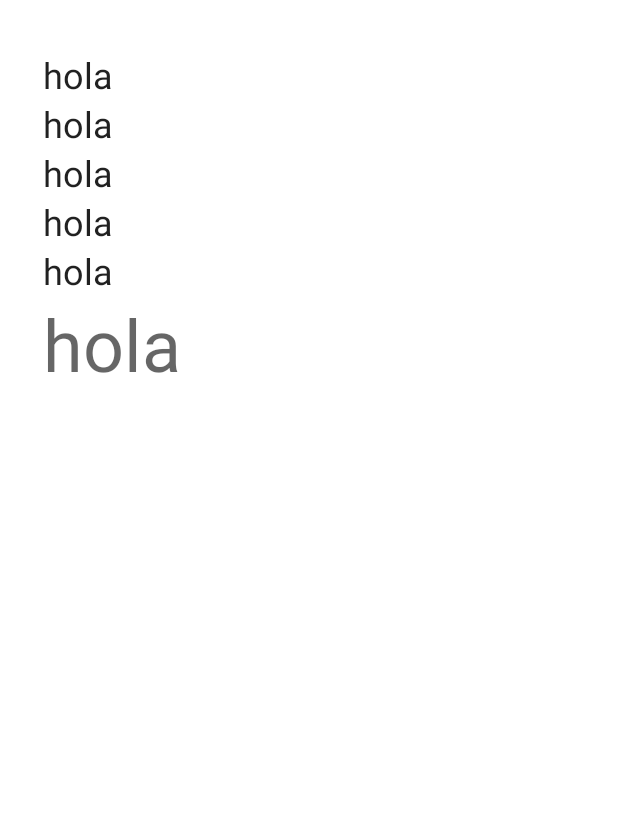
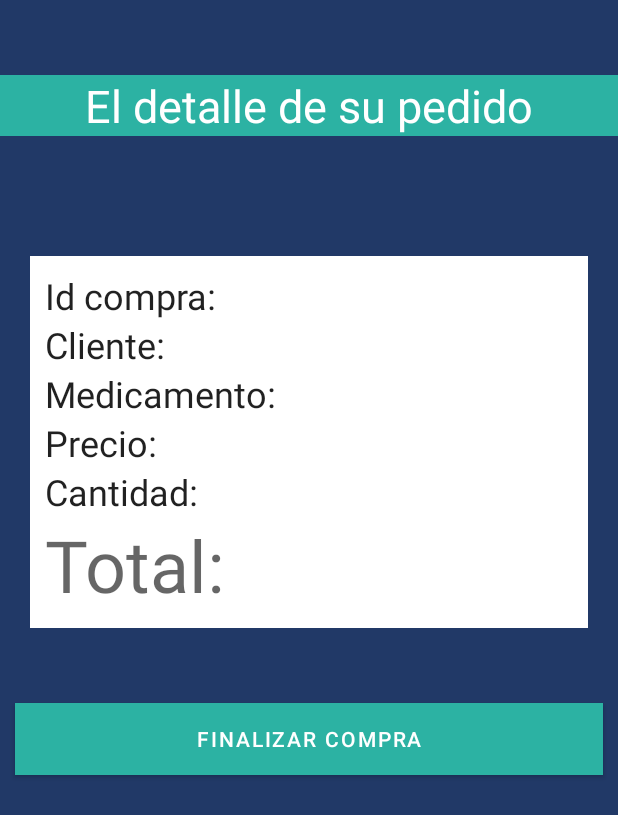
Before and after one commit to JoseLiraa/-DSM-DesafioPractico2, an Android app: the layout activity_detail_order.xml on its own in the app's theme, with its tools: preview values and no code run, on a phone screen of 412 x 824 dp. Shown: the top 815 px of the screen. Run offline under Robolectric (Android 15) with nearby library versions, the phone set to English and light mode, and no system bars.

Commit message:
Desafio2 DSM

```diff
--- a/app/src/main/java/sv/edu/udb/ml161665/farmaciamedica/NewOrder.java
+++ b/app/src/main/java/sv/edu/udb/ml161665/farmaciamedica/NewOrder.java
@@ -32,7 +32,7 @@ public class NewOrder extends AppCompatActivity {
             Toast.makeText(this, "El campo Id Pedido es requeridos", Toast.LENGTH_SHORT).show();
         }else {
             int IntAmount = Integer.parseInt(AmountET.getText().toString());
-            Double DoublePrice = 28.54;
+            Double DoublePrice = 0.13;
             Double Total;
             Total = IntAmount * DoublePrice;
 
--- a/app/src/main/res/layout/activity_detail_order.xml
+++ b/app/src/main/res/layout/activity_detail_order.xml
@@ -1,22 +1,44 @@
 <?xml version="1.0" encoding="utf-8"?>
-<LinearLayout xmlns:android="http://schemas.android.com/apk/res/android"
+<androidx.constraintlayout.widget.ConstraintLayout xmlns:android="http://schemas.android.com/apk/res/android"
     xmlns:app="http://schemas.android.com/apk/res-auto"
-    android:orientation="vertical"
     xmlns:tools="http://schemas.android.com/tools"
     android:layout_width="match_parent"
-    android:layout_height="wrap_content"
-    android:layout_marginVertical="18dp"
-    android:layout_marginHorizontal="13dp"
-    android:paddingHorizontal="15dp"
-    android:paddingVertical="15dp"
+    android:layout_height="match_parent"
+    android:background="#213967"
     tools:context=".DetailOrder">
 
+    <LinearLayout
+        android:layout_width="match_parent"
+        android:layout_height="match_parent"
+        android:orientation="vertical"
+        >
+
+        <TextView
+            android:layout_width="match_parent"
+            android:layout_height="wrap_content"
+            android:text="El detalle de su pedido"
+            android:textColor="@color/white"
+            android:background="#2CB2A3"
+            android:textSize="30dp"
+            android:gravity="center_horizontal"
+            android:layout_marginTop="50dp"
+            android:layout_marginBottom="60dp"/>
+
+
+        <LinearLayout
+            android:layout_width="match_parent"
+            android:layout_height="wrap_content"
+            android:orientation="vertical"
+            android:background="@color/white"
+            android:layout_margin="20dp"
+            android:padding="10dp"
+            >
 
             <TextView
                 android:id="@+id/orderId"
                 android:layout_width="match_parent"
                 android:layout_height="wrap_content"
-        android:text="hola"
+                android:text="Id compra:"
                 android:textAppearance="?attr/textAppearanceHeadline5"
                 />
 
@@ -24,35 +46,53 @@
                 android:id="@+id/clienteName"
                 android:layout_width="match_parent"
                 android:layout_height="wrap_content"
-        android:text="hola"
+                android:text="Cliente:"
                 android:textAppearance="?attr/textAppearanceHeadline5"/>
 
             <TextView
                 android:id="@+id/medicineName"
                 android:layout_width="match_parent"
                 android:layout_height="wrap_content"
-        android:text="hola"
+                android:text="Medicamento:"
                 android:textAppearance="?attr/textAppearanceHeadline5"/>
 
             <TextView
                 android:id="@+id/price"
                 android:layout_width="match_parent"
                 android:layout_height="wrap_content"
-        android:text="hola"
+                android:text="Precio:"
                 android:textAppearance="?attr/textAppearanceHeadline5"/>
 
             <TextView
                 android:id="@+id/amount"
                 android:layout_width="match_parent"
                 android:layout_height="wrap_content"
-        android:text="hola"
+                android:text="Cantidad:"
                 android:textAppearance="?attr/textAppearanceHeadline5"/>
 
             <TextView
                 android:id="@+id/total"
                 android:layout_width="match_parent"
                 android:layout_height="wrap_content"
-        android:text="hola"
+                android:text="Total:"
                 android:textAppearance="?attr/textAppearanceHeadline3"/>
 
+
         </LinearLayout>
+
+        <Button
+            android:id="@+id/SaveBtn"
+            android:layout_width="match_parent"
+            android:layout_height="wrap_content"
+            android:layout_marginHorizontal="10dp"
+            android:layout_marginTop="30dp"
+            android:background="#2CB2A3"
+            android:text="Finalizar Compra"
+            android:textColor="@color/white"
+            />
+
+    </LinearLayout>
+
+
+
+</androidx.constraintlayout.widget.ConstraintLayout>
--- a/app/src/main/res/values/strings.xml
+++ b/app/src/main/res/values/strings.xml
@@ -1,3 +1,12 @@
 <resources>
     <string name="app_name">FarmaciaMedica</string>
+    <string name="Title">El detalle de su pedido</string>
+    <string name="id">Id compra:</string>
+    <string name="finish">Finalizar Compra</string>
+    <string name="DoOrder">Hacer pedido</string>
+    <string name="total">Total: $</string>
+    <string name="price">Precio: $"</string>
+    <string name="client">Cliente</string>
+    <string name="mediciene">Medicamento</string>
+
 </resources>
```
Lines whose indentation alone changed are shown as unchanged.
